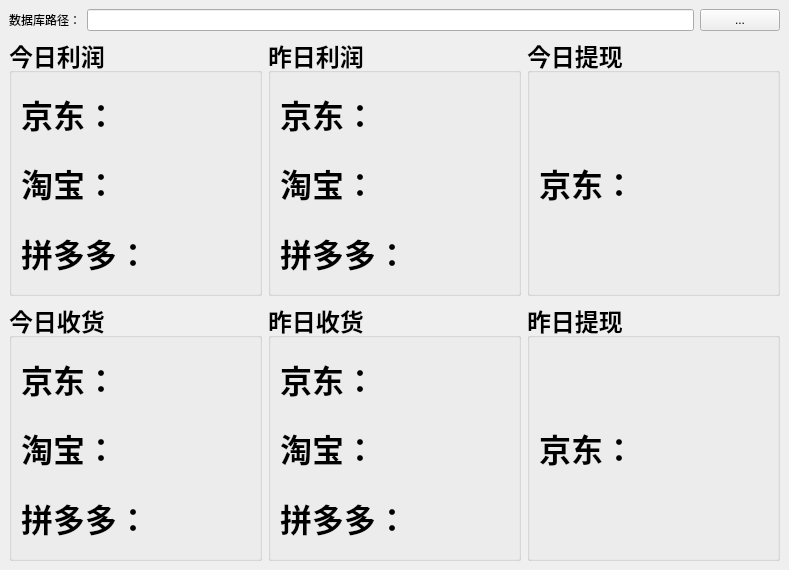
RainRainLiu/AnnaerTools, file gui/mainWindow.ui: the form before one commit.
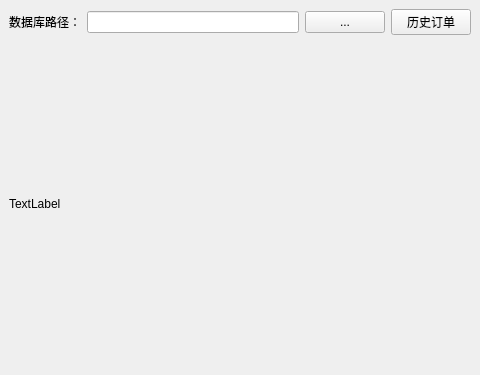
The form after the commit.

The edit to the form file:
```diff
--- a/gui/mainWindow.ui
+++ b/gui/mainWindow.ui
@@ -6,328 +6,16 @@
    <rect>
     <x>0</x>
     <y>0</y>
-    <width>789</width>
-    <height>570</height>
+    <width>480</width>
+    <height>375</height>
    </rect>
   </property>
   <property name="windowTitle">
    <string>MainWindow</string>
   </property>
   <widget class="QWidget" name="centralwidget">
-   <layout class="QGridLayout" name="gridLayout_8">
-    <item row="1" column="0">
-     <widget class="QGroupBox" name="groupBox">
-      <property name="font">
-       <font>
-        <family>[诺诺]卖萌大作战</family>
-        <pointsize>18</pointsize>
-        <weight>75</weight>
-        <bold>true</bold>
-       </font>
-      </property>
-      <property name="title">
-       <string>今日利润</string>
-      </property>
-      <layout class="QGridLayout" name="gridLayout_2">
-       <item row="0" column="0">
-        <widget class="QLabel" name="label_jtlr_jd">
-         <property name="font">
-          <font>
-           <family>[诺诺]卖萌大作战</family>
-           <pointsize>24</pointsize>
-           <weight>75</weight>
-           <bold>true</bold>
-          </font>
-         </property>
-         <property name="text">
-          <string>京东：</string>
-         </property>
-        </widget>
-       </item>
-       <item row="1" column="0">
-        <widget class="QLabel" name="label_jtlr_tb">
-         <property name="font">
-          <font>
-           <family>[诺诺]卖萌大作战</family>
-           <pointsize>24</pointsize>
-           <weight>75</weight>
-           <bold>true</bold>
-          </font>
-         </property>
-         <property name="text">
-          <string>淘宝：</string>
-         </property>
-        </widget>
-       </item>
-       <item row="2" column="0">
-        <widget class="QLabel" name="label_jtlr_pdd">
-         <property name="font">
-          <font>
-           <family>[诺诺]卖萌大作战</family>
-           <pointsize>24</pointsize>
-           <weight>75</weight>
-           <bold>true</bold>
-          </font>
-         </property>
-         <property name="text">
-          <string>拼多多：</string>
-         </property>
-        </widget>
-       </item>
-      </layout>
-     </widget>
-    </item>
-    <item row="1" column="1">
-     <widget class="QGroupBox" name="groupBox_3">
-      <property name="font">
-       <font>
-        <family>[诺诺]卖萌大作战</family>
-        <pointsize>18</pointsize>
-        <weight>75</weight>
-        <bold>true</bold>
-       </font>
-      </property>
-      <property name="title">
-       <string>昨日利润</string>
-      </property>
-      <layout class="QGridLayout" name="gridLayout_4">
-       <item row="0" column="0">
-        <widget class="QLabel" name="label_8">
-         <property name="font">
-          <font>
-           <family>[诺诺]卖萌大作战</family>
-           <pointsize>24</pointsize>
-           <weight>75</weight>
-           <bold>true</bold>
-          </font>
-         </property>
-         <property name="text">
-          <string>京东：</string>
-         </property>
-        </widget>
-       </item>
-       <item row="1" column="0">
-        <widget class="QLabel" name="label_9">
-         <property name="font">
-          <font>
-           <family>[诺诺]卖萌大作战</family>
-           <pointsize>24</pointsize>
-           <weight>75</weight>
-           <bold>true</bold>
-          </font>
-         </property>
-         <property name="text">
-          <string>淘宝：</string>
-         </property>
-        </widget>
-       </item>
-       <item row="2" column="0">
-        <widget class="QLabel" name="label_10">
-         <property name="font">
-          <font>
-           <family>[诺诺]卖萌大作战</family>
-           <pointsize>24</pointsize>
-           <weight>75</weight>
-           <bold>true</bold>
-          </font>
-         </property>
-         <property name="text">
-          <string>拼多多：</string>
-         </property>
-        </widget>
-       </item>
-      </layout>
-     </widget>
-    </item>
-    <item row="1" column="2">
-     <widget class="QGroupBox" name="groupBox_5">
-      <property name="font">
-       <font>
-        <family>[诺诺]卖萌大作战</family>
-        <pointsize>18</pointsize>
-        <weight>75</weight>
-        <bold>true</bold>
-       </font>
-      </property>
-      <property name="title">
-       <string>今日提现</string>
-      </property>
-      <layout class="QGridLayout" name="gridLayout_6">
-       <item row="0" column="0">
-        <widget class="QLabel" name="label_14">
-         <property name="font">
-          <font>
-           <family>[诺诺]卖萌大作战</family>
-           <pointsize>24</pointsize>
-           <weight>75</weight>
-           <bold>true</bold>
-          </font>
-         </property>
-         <property name="text">
-          <string>京东：</string>
-         </property>
-        </widget>
-       </item>
-      </layout>
-     </widget>
-    </item>
-    <item row="2" column="0">
-     <widget class="QGroupBox" name="groupBox_2">
-      <property name="font">
-       <font>
-        <family>[诺诺]卖萌大作战</family>
-        <pointsize>18</pointsize>
-        <weight>75</weight>
-        <bold>true</bold>
-       </font>
-      </property>
-      <property name="title">
-       <string>今日收货</string>
-      </property>
-      <layout class="QGridLayout" name="gridLayout_3">
-       <item row="0" column="0">
-        <widget class="QLabel" name="label_5">
-         <property name="font">
-          <font>
-           <family>[诺诺]卖萌大作战</family>
-           <pointsize>24</pointsize>
-           <weight>75</weight>
-           <bold>true</bold>
-          </font>
-         </property>
-         <property name="text">
-          <string>京东：</string>
-         </property>
-        </widget>
-       </item>
-       <item row="1" column="0">
-        <widget class="QLabel" name="label_6">
-         <property name="font">
-          <font>
-           <family>[诺诺]卖萌大作战</family>
-           <pointsize>24</pointsize>
-           <weight>75</weight>
-           <bold>true</bold>
-          </font>
-         </property>
-         <property name="text">
-          <string>淘宝：</string>
-         </property>
-        </widget>
-       </item>
-       <item row="2" column="0">
-        <widget class="QLabel" name="label_7">
-         <property name="font">
-          <font>
-           <family>[诺诺]卖萌大作战</family>
-           <pointsize>24</pointsize>
-           <weight>75</weight>
-           <bold>true</bold>
-          </font>
-         </property>
-         <property name="text">
-          <string>拼多多：</string>
-         </property>
-        </widget>
-       </item>
-      </layout>
-     </widget>
-    </item>
-    <item row="2" column="1">
-     <widget class="QGroupBox" name="groupBox_4">
-      <property name="font">
-       <font>
-        <family>[诺诺]卖萌大作战</family>
-        <pointsize>18</pointsize>
-        <weight>75</weight>
-        <bold>true</bold>
-       </font>
-      </property>
-      <property name="title">
-       <string>昨日收货</string>
-      </property>
-      <layout class="QGridLayout" name="gridLayout_5">
-       <item row="0" column="0">
-        <widget class="QLabel" name="label_11">
-         <property name="font">
-          <font>
-           <family>[诺诺]卖萌大作战</family>
-           <pointsize>24</pointsize>
-           <weight>75</weight>
-           <bold>true</bold>
-          </font>
-         </property>
-         <property name="text">
-          <string>京东：</string>
-         </property>
-        </widget>
-       </item>
-       <item row="1" column="0">
-        <widget class="QLabel" name="label_12">
-         <property name="font">
-          <font>
-           <family>[诺诺]卖萌大作战</family>
-           <pointsize>24</pointsize>
-           <weight>75</weight>
-           <bold>true</bold>
-          </font>
-         </property>
-         <property name="text">
-          <string>淘宝：</string>
-         </property>
-        </widget>
-       </item>
-       <item row="2" column="0">
-        <widget class="QLabel" name="label_13">
-         <property name="font">
-          <font>
-           <family>[诺诺]卖萌大作战</family>
-           <pointsize>24</pointsize>
-           <weight>75</weight>
-           <bold>true</bold>
-          </font>
-         </property>
-         <property name="text">
-          <string>拼多多：</string>
-         </property>
-        </widget>
-       </item>
-      </layout>
-     </widget>
-    </item>
-    <item row="2" column="2">
-     <widget class="QGroupBox" name="groupBox_6">
-      <property name="font">
-       <font>
-        <family>[诺诺]卖萌大作战</family>
-        <pointsize>18</pointsize>
-        <weight>75</weight>
-        <bold>true</bold>
-       </font>
-      </property>
-      <property name="title">
-       <string>昨日提现</string>
-      </property>
-      <layout class="QGridLayout" name="gridLayout_7">
-       <item row="0" column="0">
-        <widget class="QLabel" name="label_15">
-         <property name="font">
-          <font>
-           <family>[诺诺]卖萌大作战</family>
-           <pointsize>24</pointsize>
-           <weight>75</weight>
-           <bold>true</bold>
-          </font>
-         </property>
-         <property name="text">
-          <string>京东：</string>
-         </property>
-        </widget>
-       </item>
-      </layout>
-     </widget>
-    </item>
-    <item row="0" column="0" colspan="3">
+   <layout class="QGridLayout" name="gridLayout_2">
+    <item row="0" column="0">
      <layout class="QGridLayout" name="gridLayout">
       <item row="0" column="1">
        <widget class="QLineEdit" name="lineEdit"/>
@@ -348,6 +36,20 @@
       </item>
      </layout>
     </item>
+    <item row="0" column="1">
+     <widget class="QPushButton" name="pushButton_order">
+      <property name="text">
+       <string>历史订单</string>
+      </property>
+     </widget>
+    </item>
+    <item row="1" column="0" colspan="2">
+     <widget class="QLabel" name="label_2">
+      <property name="text">
+       <string>TextLabel</string>
+      </property>
+     </widget>
+    </item>
    </layout>
    <zorder>label</zorder>
    <zorder>lineEdit</zorder>
```
Left out of the diff: 19 changed lines with no effect on the pictures.
